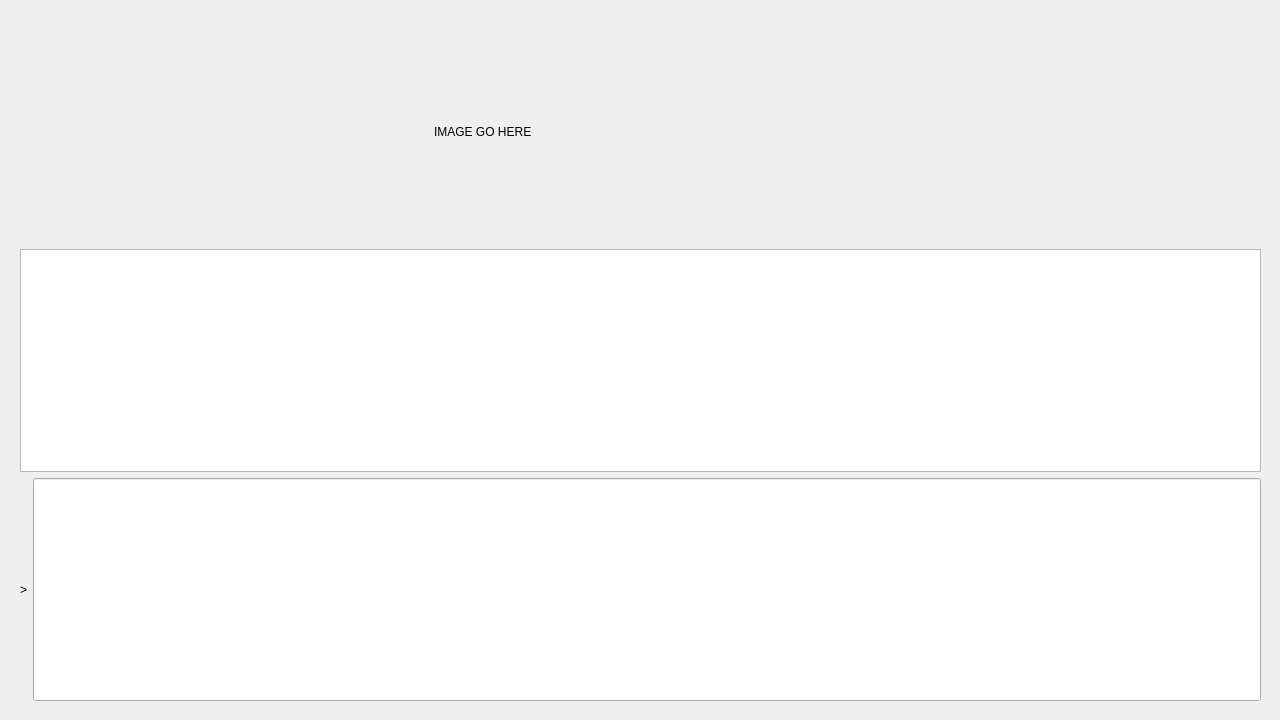
nniemeir/halfway-across, file src/mainwindow.ui: the form before one commit.
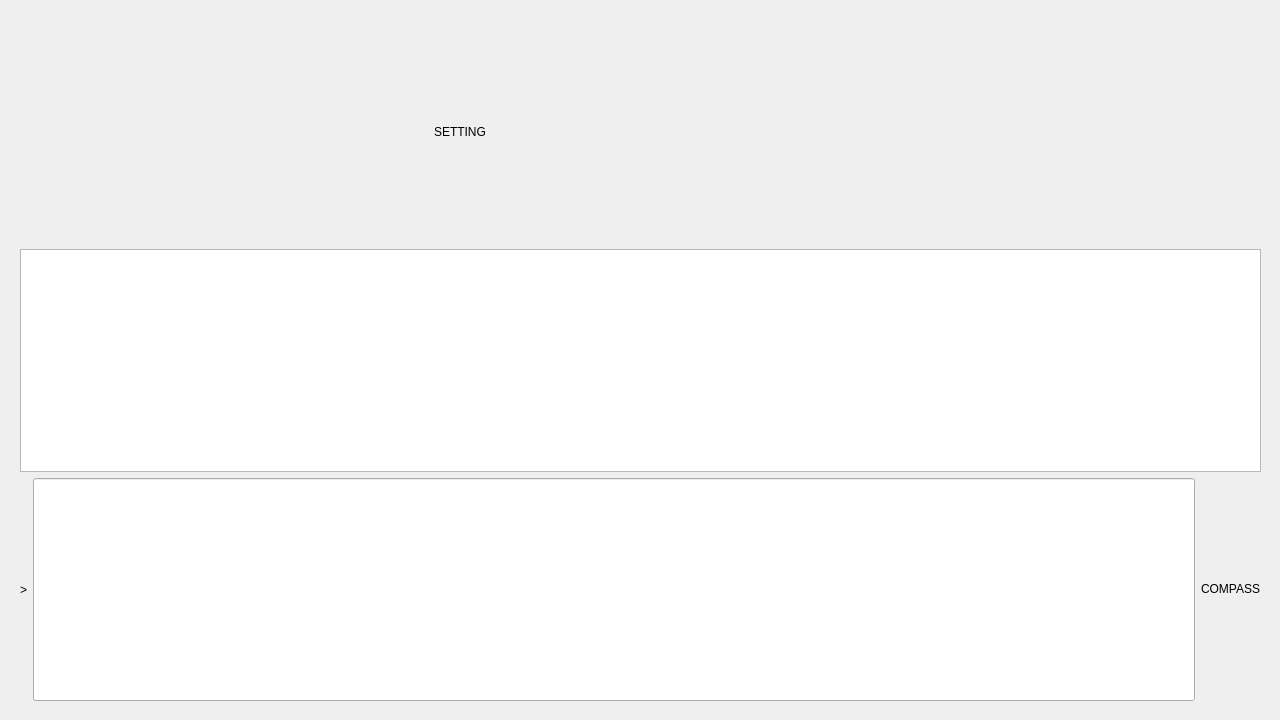
The form after the commit.

```diff
--- a/src/mainwindow.ui
+++ b/src/mainwindow.ui
@@ -93,7 +93,7 @@
           </size>
          </property>
          <property name="text">
-          <string>IMAGE GO HERE</string>
+          <string>SETTING</string>
          </property>
          <property name="scaledContents">
           <bool>true</bool>
@@ -166,6 +166,31 @@
          </property>
         </widget>
        </item>
+       <item>
+        <widget class="QLabel" name="compass">
+         <property name="sizePolicy">
+          <sizepolicy hsizetype="Preferred" vsizetype="Preferred">
+           <horstretch>0</horstretch>
+           <verstretch>0</verstretch>
+          </sizepolicy>
+         </property>
+         <property name="maximumSize">
+          <size>
+           <width>128</width>
+           <height>128</height>
+          </size>
+         </property>
+         <property name="text">
+          <string>COMPASS</string>
+         </property>
+         <property name="scaledContents">
+          <bool>true</bool>
+         </property>
+         <property name="margin">
+          <number>0</number>
+         </property>
+        </widget>
+       </item>
       </layout>
      </item>
     </layout>
```
Left out of the diff: 4 changed lines with no effect on the pictures.
